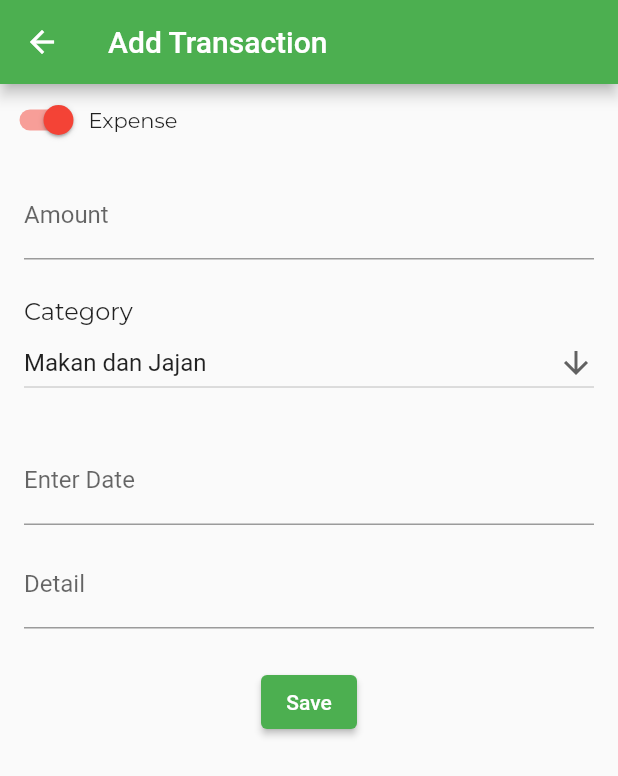
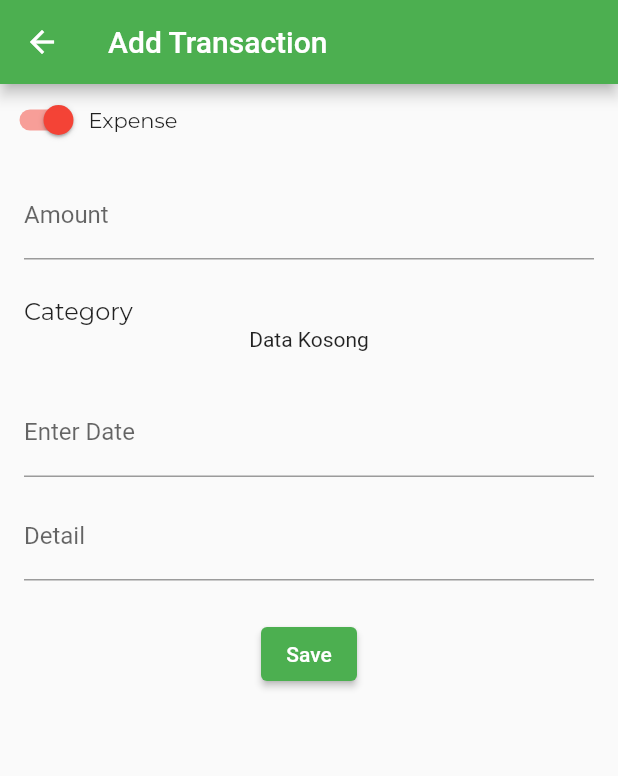
Before and after one commit to arbaap/uas-mobile-cat, a Flutter app: the TransactionPage screen opened directly, after a tap on "Save", on a phone screen of 412 x 824 dp. Shown: the top 776 px of the screen. Run offline on Flutter 3.47's test engine with Material 2 defaults, Android fonts, the phone set to English and light mode, and no system bars; our stand-ins replace drift, google_fonts; missing offline and left inert: calendar_appbar; accounts and stored records are empty; generated files the repository leaves out were written again.

Commit message:
selasa malam

```diff
--- /dev/null
+++ b/lib/models/transaction_with_category.dart
@@ -0,0 +1,7 @@
+import 'package:uas_mobile/models/database.dart';
+
+class TransactionWithCategory {
+  final Transaction transaction;
+  final Category category;
+  TransactionWithCategory(this.transaction, this.category);
+}
--- a/lib/pages/transaction_page.dart
+++ b/lib/pages/transaction_page.dart
@@ -16,6 +16,7 @@ class TransactionPage extends StatefulWidget {
 class _TransactionPageState extends State<TransactionPage> {
   final AppDb database = AppDb();
   bool isExpense = true;
+  late int type;
   List<String> list = ['Makan dan Jajan', 'Transportasi', 'Nonton Film'];
   late String dropDownValue = list.first;
 
@@ -23,13 +24,32 @@ class _TransactionPageState extends State<TransactionPage> {
   TextEditingController dateController = TextEditingController();
   TextEditingController detailController = TextEditingController();
 
+  Category? selectedCategory;
+
   Future insert(
       int amount, DateTime date, String nameDetail, int categoryId) async {
+    DateTime now = DateTime.now();
+    final row = await database.into(database.transactions).insertReturning(
+        TransactionsCompanion.insert(
+            name: nameDetail,
+            category_id: categoryId,
+            transaction_date: date,
+            amount: amount,
+            createdAt: now,
+            updatedAt: now));
+    print("Apaini : " + row.toString());
     // ada insert db
   }
 
   Future<List<Category>> getAllCategory(int type) async {
     return await database.getAllCategoryRepo(type);
+  }
+
+  @override
+  void initState() {
+    // TODO: implement initState
+    type = 2;
+    super.initState();
   }
 
   @override
@@ -48,6 +68,8 @@ class _TransactionPageState extends State<TransactionPage> {
                 onChanged: (bool value) {
                   setState(() {
                     isExpense = value;
+                    type = (isExpense) ? 2 : 1;
+                    selectedCategory = null;
                   });
                 },
                 inactiveTrackColor: Colors.green[200],
@@ -82,20 +104,50 @@ class _TransactionPageState extends State<TransactionPage> {
               style: GoogleFonts.montserrat(fontSize: 16),
             ),
           ),
-          Padding(
-            padding: const EdgeInsets.symmetric(horizontal: 16),
-            child: DropdownButton<String>(
-                value: dropDownValue,
-                isExpanded: true,
-                icon: Icon(Icons.arrow_downward),
-                items: list.map<DropdownMenuItem<String>>((String value) {
-                  return DropdownMenuItem<String>(
-                    value: value,
-                    child: Text(value),
+          FutureBuilder<List<Category>>(
+              future: getAllCategory(type),
+              builder: (context, snapshot) {
+                if (snapshot.connectionState == ConnectionState.waiting) {
+                  return Center(
+                    child: CircularProgressIndicator(),
                   );
-                }).toList(),
-                onChanged: (String? value) {}),
-          ),
+                } else {
+                  if (snapshot.hasData) {
+                    if (snapshot.data!.length > 0) {
+                      selectedCategory = snapshot.data!.first;
+                      print('Apanih : ' + snapshot.toString());
+                      return Padding(
+                        padding: const EdgeInsets.symmetric(horizontal: 16),
+                        child: DropdownButton<Category>(
+                            value: (selectedCategory == null)
+                                ? snapshot.data!.first
+                                : selectedCategory,
+                            isExpanded: true,
+                            icon: Icon(Icons.arrow_downward),
+                            items: snapshot.data!.map((Category item) {
+                              return DropdownMenuItem<Category>(
+                                value: item,
+                                child: Text(item.name),
+                              );
+                            }).toList(),
+                            onChanged: (Category? value) {
+                              setState(() {
+                                selectedCategory = value;
+                              });
+                            }),
+                      );
+                    } else {
+                      return Center(
+                        child: Text("Data Kosong"),
+                      );
+                    }
+                  } else {
+                    return Center(
+                      child: Text("Tidak ada Data"),
+                    );
+                  }
+                }
+              }),
           SizedBox(
             height: 25,
           ),
@@ -138,9 +190,12 @@ class _TransactionPageState extends State<TransactionPage> {
           Center(
               child: ElevatedButton(
                   onPressed: () {
-                    print('amount : ' + amountController.text);
-                    print('date : ' + dateController.text);
-                    print('detail : ' + detailController.text);
+                    insert(
+                        int.parse(amountController.text),
+                        DateTime.parse(dateController.text),
+                        detailController.text,
+                        selectedCategory!.id);
+                    Navigator.pop(context, true);
                   },
                   child: Text("Save")))
         ],
```
Also changed, not shown: lib/models/database.dart (+17 -0 lines), lib/pages/home_page.dart (+47 -33 lines), lib/pages/main_page.dart (+30 -6 lines).
